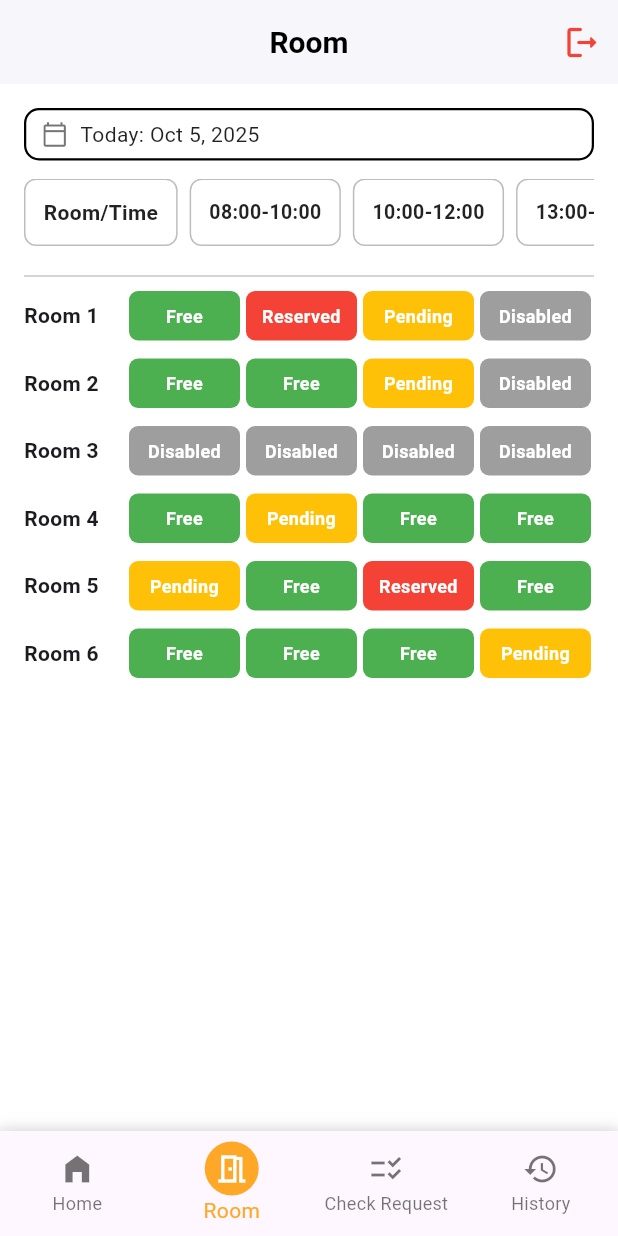
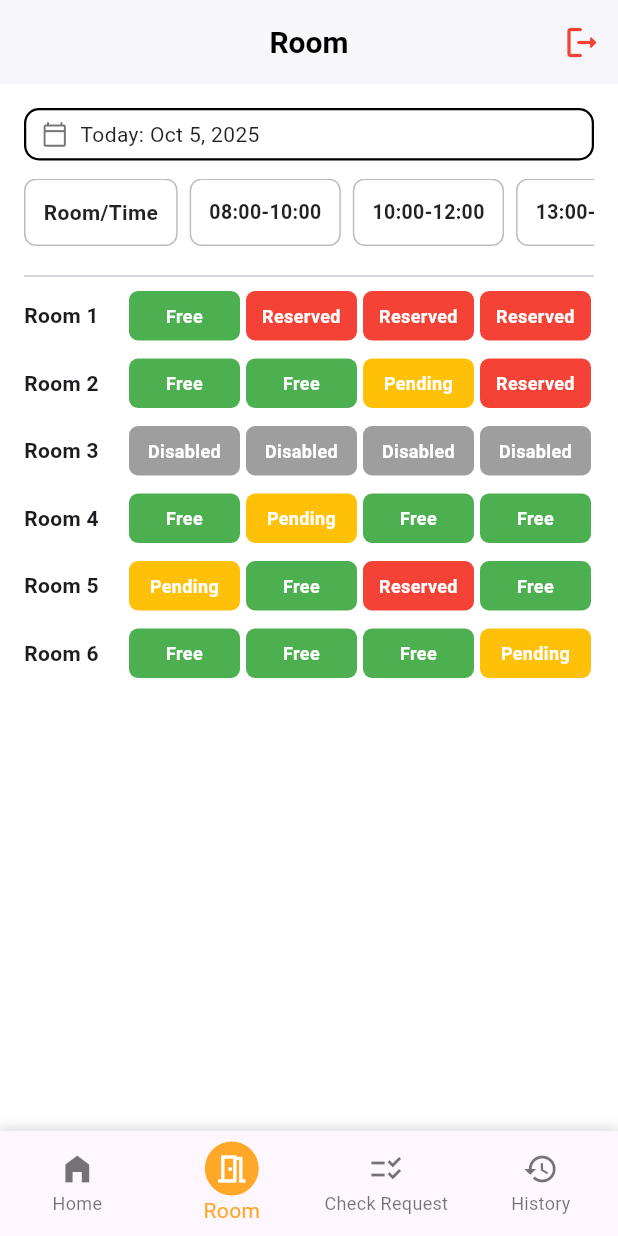
Before and after one commit to AAside43/mobile-appli, a Flutter app: the RoomPage screen opened directly, on a phone screen of 412 x 824 dp. Run offline on Flutter 3.47's test engine with Material 3 defaults, Android fonts, the phone set to English and light mode, and no system bars.

Commit message:
edit room

```diff
--- a/lib/room_page.dart
+++ b/lib/room_page.dart
@@ -32,11 +32,11 @@ class _RoomPageState extends State<RoomPage> {
   final List<Map<String, dynamic>> rooms = [
     {
       "name": "Room 1",
-      "status": ["Free", "Reserved", "Pending", "Disabled"]
+      "status": ["Free", "Reserved", "Reserved", "Reserved"]
     },
     {
       "name": "Room 2",
-      "status": ["Free", "Free", "Pending", "Disabled"]
+      "status": ["Free", "Free", "Pending", "Reserved"]
     },
     {
       "name": "Room 3",
--- a/lib/้home_page.dart
+++ b/lib/้home_page.dart
@@ -3,9 +3,6 @@ import 'room_page.dart';
 import 'checkrequest_page.dart';
 import 'history_page.dart';
 import 'login_page.dart';
-
-
-
 
 class HomePage extends StatelessWidget {
   const HomePage({Key? key}) : super(key: key);
```
Also changed, not shown: pubspec.lock.
